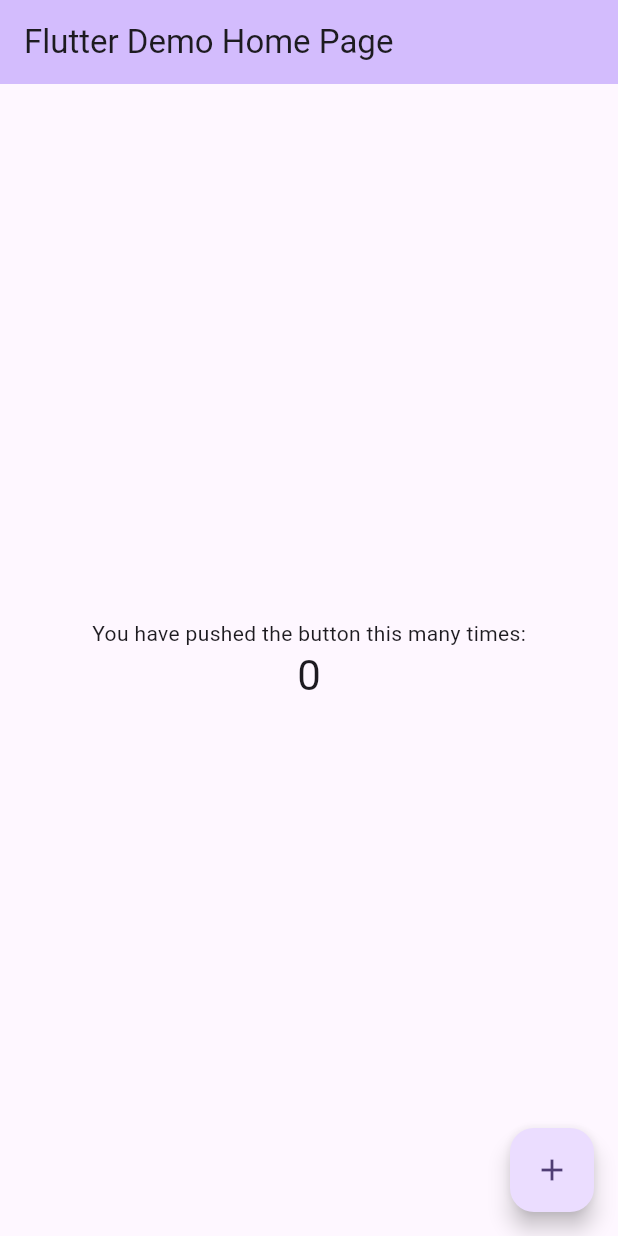
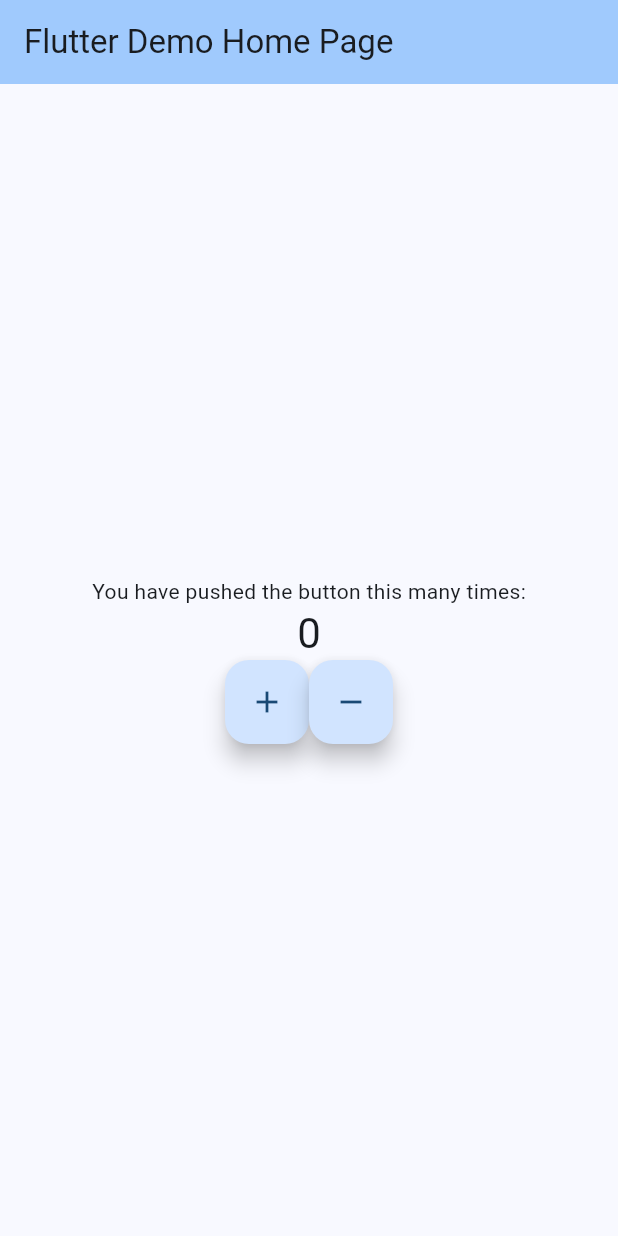
Before and after one commit to staffronik/Mobile-Devs, a Flutter app: the screen it shows after launch, on a phone screen of 412 x 824 dp. Run offline on Flutter 3.47's test engine with Material 3 defaults, Android fonts, the phone set to English and light mode, and no system bars.

Commit message:
added incr/decr buttons with a row

```diff
--- a/lab3/lib/main.dart
+++ b/lab3/lib/main.dart
@@ -28,7 +28,7 @@ class MyApp extends StatelessWidget {
         //
         // This works for code too, not just values: Most code changes can be
         // tested with just a hot reload.
-        colorScheme: ColorScheme.fromSeed(seedColor: Colors.deepPurple),
+        colorScheme: ColorScheme.fromSeed(seedColor: Colors.blue),
         useMaterial3: true,
       ),
       home: const MyHomePage(title: 'Flutter Demo Home Page'),
@@ -65,6 +65,12 @@ class _MyHomePageState extends State<MyHomePage> {
       // _counter without calling setState(), then the build method would not be
       // called again, and so nothing would appear to happen.
       _counter++;
+    });
+  }
+
+  void _decrementCounter() {
+    setState(() {
+      _counter--;
     });
   }
 
@@ -112,14 +118,25 @@ class _MyHomePageState extends State<MyHomePage> {
               '$_counter',
               style: Theme.of(context).textTheme.headlineMedium,
             ),
+            Row(
+              mainAxisAlignment: MainAxisAlignment.center,
+              children: [
+                FloatingActionButton(
+                  onPressed: _incrementCounter,
+                  tooltip: 'Increment',
+                  child: const Icon(Icons.add),
+                ),
+                FloatingActionButton(
+                  onPressed: _decrementCounter,
+                  tooltip: 'Decrement',
+                  child: const Icon(Icons.remove),
+                ),
+              ]
+            )
           ],
         ),
       ),
-      floatingActionButton: FloatingActionButton(
-        onPressed: _incrementCounter,
-        tooltip: 'Increment',
-        child: const Icon(Icons.add),
-      ), // This trailing comma makes auto-formatting nicer for build methods.
+       // This trailing comma makes auto-formatting nicer for build methods.
     );
   }
 }
```
